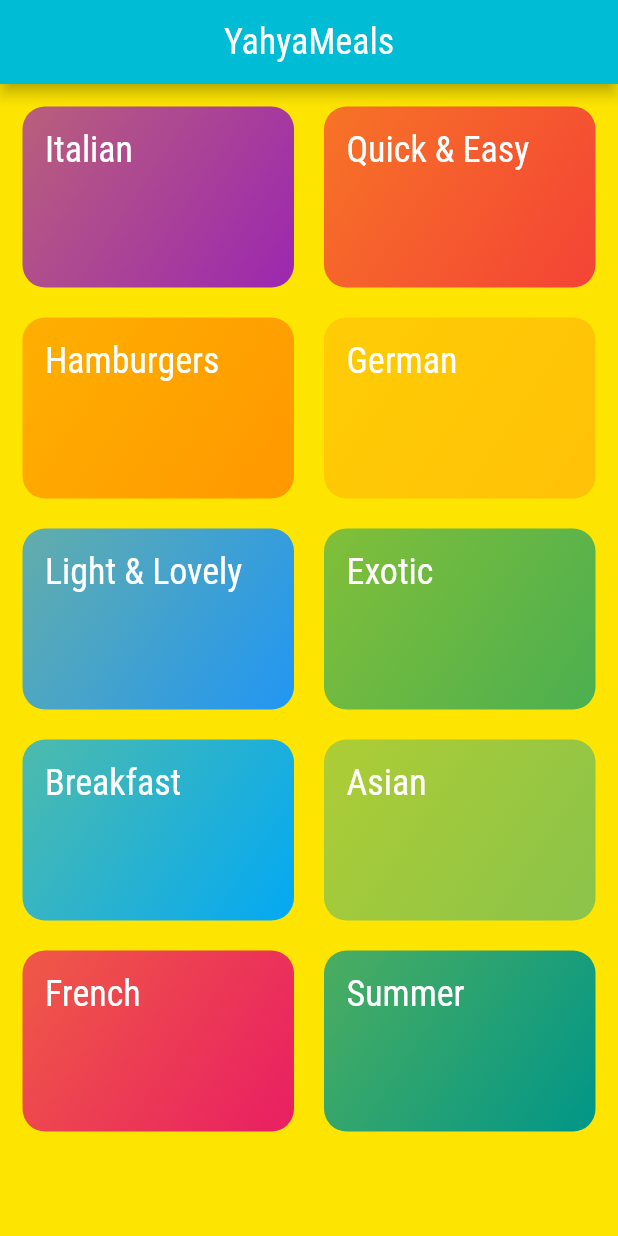
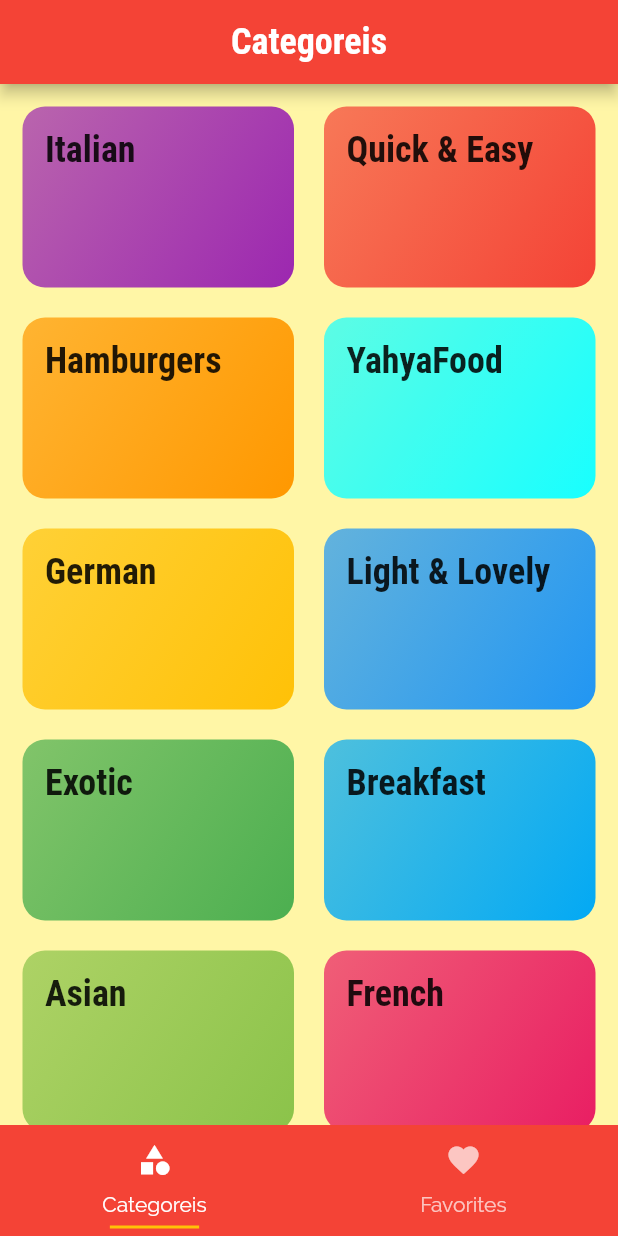
Before and after one commit to yahya-iyaseh/meals_app, a Flutter app: the screen it shows after launch, on a phone screen of 412 x 824 dp. Run offline on Flutter 3.47's test engine with Material 2 defaults, Android fonts, the phone set to English and light mode, and no system bars.

Commit message:
Make bottom Navigator

```diff
--- a/lib/dummy_data.dart
+++ b/lib/dummy_data.dart
@@ -19,6 +19,11 @@ const DUMMY_CATEGORIES = [
     id: 'c3',
     title: 'Hamburgers',
     color: Colors.orange,
+  ),
+  Category(
+    id: 'c33',
+    title: 'YahyaFood',
+    color: Colors.cyanAccent,
   ),
   Category(
     id: 'c4',
@@ -63,6 +68,7 @@ const DUMMY_MEALS = [
     categories: [
       'c1',
       'c2',
+      'c33',
     ],
     title: 'Spaghetti with Tomato Sauce',
     affordability: Affordability.Affordable,
@@ -193,6 +199,7 @@ const DUMMY_MEALS = [
       'c2'
           'c5',
       'c10',
+      'c33',
     ],
     title: 'Salad with Smoked Salmon',
     affordability: Affordability.Luxurious,
@@ -378,6 +385,7 @@ const DUMMY_MEALS = [
       'c2',
       'c5',
       'c10',
+      'c33',
     ],
     title: 'Asparagus Salad with Cherry Tomatoes',
     affordability: Affordability.Luxurious,
--- a/lib/main.dart
+++ b/lib/main.dart
@@ -1,4 +1,7 @@
 import 'package:flutter/material.dart';
+
+import '../screens/tabs_screen.dart';
+import '../screens/meal_details_screen.dart';
 import '../screens/categories_screen.dart';
 import '../screens/category_meals_screen.dart';
 
@@ -19,29 +22,33 @@ class MyApp extends StatelessWidget {
           foregroundColor: Colors.white,
           centerTitle: true,
         ),
-        primarySwatch: Colors.cyan,
+        primarySwatch: Colors.red,
         accentColor: Colors.amber,
-        canvasColor: Color.fromARGB(255, 254, 229, 1),
+        canvasColor: Color.fromARGB(255, 255, 246, 166),
         fontFamily: 'Raleway',
         textTheme: const TextTheme(
           bodyText1: TextStyle(
             color: Color.fromARGB(20, 51, 51, 1),
           ),
           bodyText2: TextStyle(
-            color: Color.fromARGB(20, 51, 51, 1),
+            color: Color.fromARGB(19, 0, 0, 0),
           ),
           headline6: TextStyle(
             fontSize: 24,
             fontFamily: 'RobotoCondensed',
-            color: Colors.white,
+            fontWeight: FontWeight.w600,
           ),
         ),
       ),
 
       // home: CategoriesScreen(),
       routes: {
-        '/': (context) => CategoriesScreen(),
+        '/': (context) => TabsScreen(),
         CategoryMealsScreen.routeName: (context) => CategoryMealsScreen(),
+        MealDetailScreen.routeName: (context) => MealDetailScreen(),
+      },
+      onUnknownRoute: (settins) {
+        return MaterialPageRoute(builder: (context) => CategoryMealsScreen());
       },
 
       //  const MyHomePage(title: 'YahyaMeals'),
--- a/lib/screens/categories_screen.dart
+++ b/lib/screens/categories_screen.dart
@@ -8,11 +8,7 @@ class CategoriesScreen extends StatelessWidget {
 
   @override
   Widget build(BuildContext context) {
-    return Scaffold(
-      appBar: AppBar(
-        title: Text('YahyaMeals'),
-      ),
-      body: GridView(
+    return GridView(
       padding: const EdgeInsets.all(15),
       children: [
         ...DUMMY_CATEGORIES.map((item) {
@@ -26,7 +22,6 @@ class CategoriesScreen extends StatelessWidget {
         mainAxisSpacing: 20,
         childAspectRatio: 3 / 2,
       ),
-      ),
     );
   }
 }
--- a/lib/screens/category_meals_screen.dart
+++ b/lib/screens/category_meals_screen.dart
@@ -9,7 +9,7 @@ class CategoryMealsScreen extends StatelessWidget {
   @override
   Widget build(BuildContext context) {
     final args =
-        ModalRoute.of(context)!.settings.arguments as Map<String, String>;
+        ModalRoute.of(context)?.settings.arguments as Map<String, String>;
     String title = args['title'] as String;
     String id = args['id'] as String;
     final categoryMeals = DUMMY_MEALS.where((item) {
@@ -27,6 +27,7 @@ class CategoryMealsScreen extends StatelessWidget {
               width: double.infinity,
               padding: EdgeInsets.all(15),
               child: MealItem(
+                id: categoryMeals[index].id,
                 title: categoryMeals[index].title,
                 imageUrl: categoryMeals[index].imageUrl,
                 duration: categoryMeals[index].duration,
--- /dev/null
+++ b/lib/screens/tabs_screen.dart
@@ -0,0 +1,87 @@
+import 'package:flutter/material.dart';
+
+import '../screens/categories_screen.dart';
+import '../screens/favorites_screen.dart';
+
+class TabsScreen extends StatefulWidget {
+  const TabsScreen({Key? key}) : super(key: key);
+
+  @override
+  State<TabsScreen> createState() => _TabsScreenState();
+}
+
+class _TabsScreenState extends State<TabsScreen> {
+  List title = ['Categoreis', 'Favorites'];
+  int i = 0;
+  void _changeAppBarTitle(int index) {
+    setState(() {
+      i = index;
+    });
+  }
+
+  @override
+  Widget build(BuildContext context) {
+    // For Bottom Bar
+    return DefaultTabController(
+      length: 2,
+      child: Scaffold(
+        appBar: AppBar(
+          title: Text(title[i]),
+        ),
+        body: TabBarView(
+          children: [
+            CategoriesScreen(),
+            FavoritesScreen(),
+          ],
+        ),
+        bottomNavigationBar: Container(
+          color: Theme.of(context).primaryColor,
+          child: TabBar(
+            onTap: _changeAppBarTitle,
+            tabs: [
+              Tab(
+                icon: Icon(Icons.category),
+                text: 'Categoreis',
+              ),
+              Tab(
+                icon: Icon(Icons.favorite),
+                text: 'Favorites',
+              ),
+            ],
+            indicatorSize: TabBarIndicatorSize.label,
+            indicatorPadding: EdgeInsets.all(5),
+          ),
+        ),
+      ),
+    );
+    // For Top Bar
+    // return DefaultTabController(
+    //   length: 2,
+    //   child: Scaffold(
+    //     appBar: AppBar(
+    //       title: Text('YahyaMeals'),
+    //       bottom: TabBar(
+    //         tabs: [
+    //           Tab(
+    //               icon: Icon(
+    //                 Icons.category,
+    //               ),
+    //               text: 'Categories'),
+    //           Tab(
+    //               icon: Icon(
+    //                 Icons.favorite,
+    //               ),
+    //               text: 'Favorites'),
+    //         ],
+    //       ),
+    //     ),
+    //     body: TabBarView(
+    //       children: [
+    //         CategoriesScreen(),
+    //         FavoritesScreen(),
+    //       ],
+    //     ),
+    //   ),
+    // );
+  }
+}
```
Also changed, not shown: lib/screens/favorites_screen.dart (added, +14 -0 lines), lib/screens/meal_details_screen.dart (added, +118 -0 lines), lib/widgets/meal_item.dart (+106 -4 lines). Lines whose indentation alone changed are shown as unchanged.
